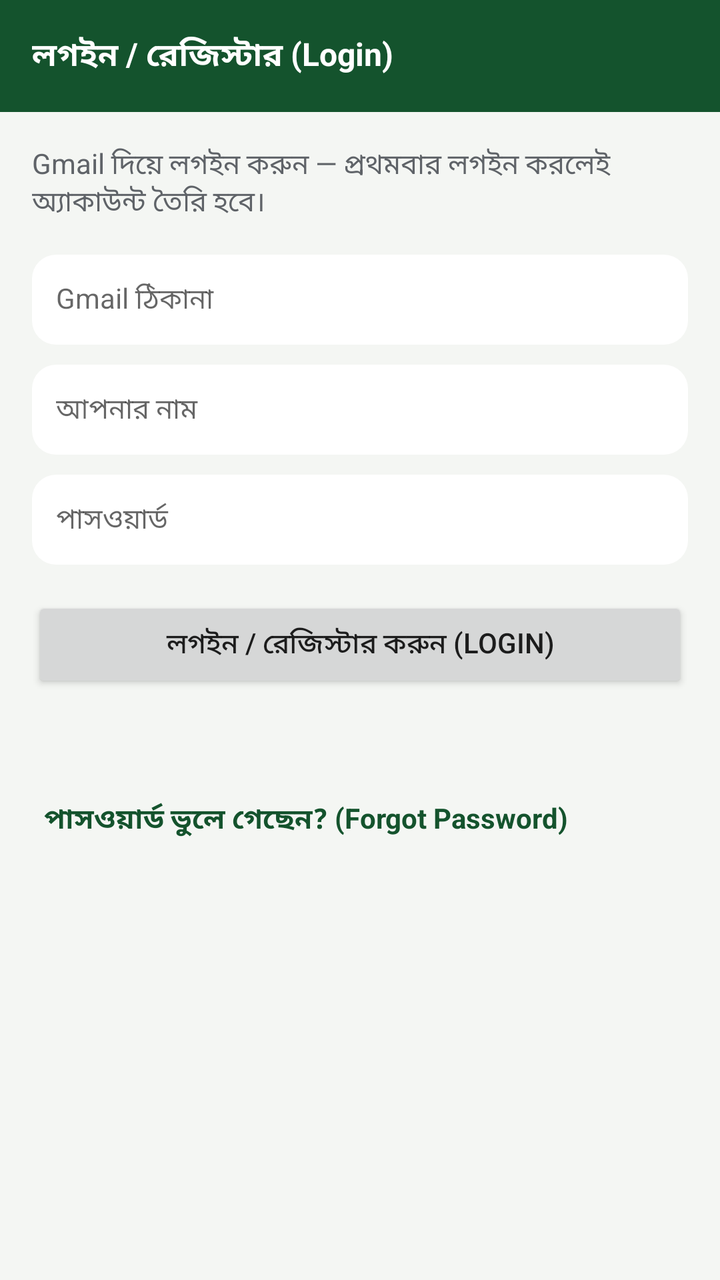
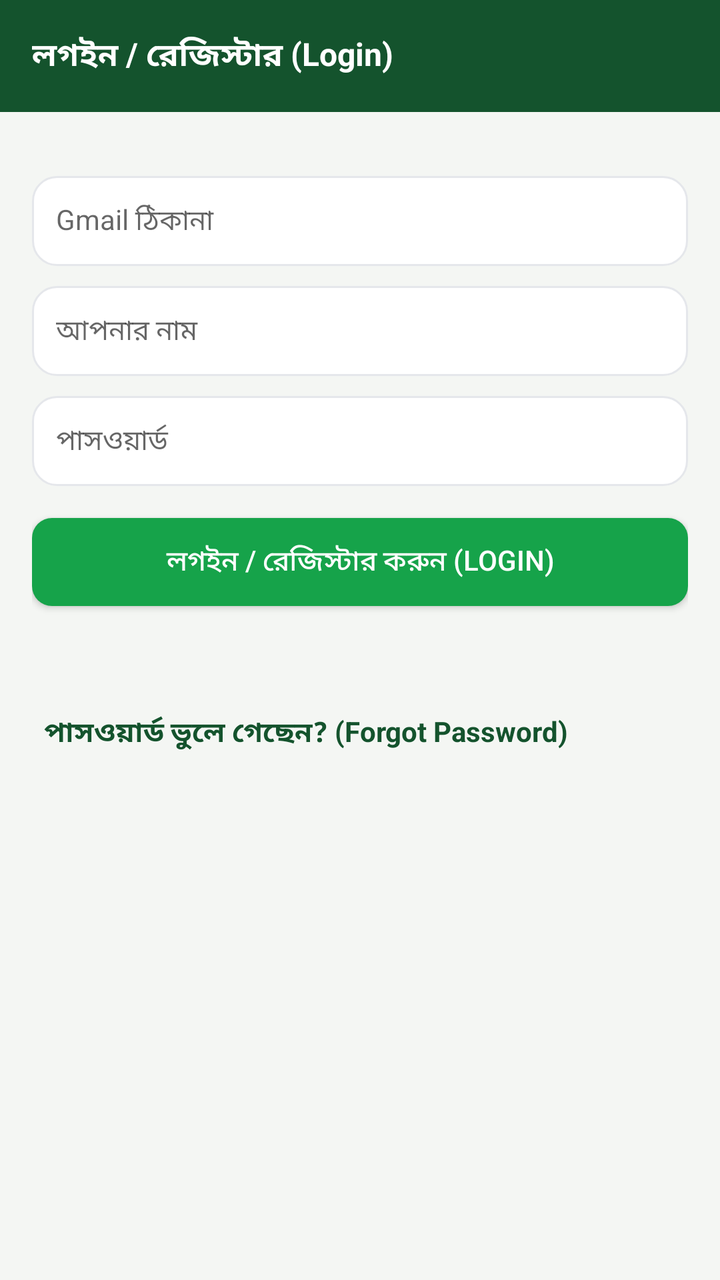

Two renders of the same Android screen: before a commit and after it. Below are the layout's source before the change and the commit's diff.
<!-- AndroidManifest.xml: application theme AppTheme -->
<!-- res/layout/activity_login.xml -->
<?xml version="1.0" encoding="utf-8"?>
<LinearLayout xmlns:android="http://schemas.android.com/apk/res/android"
    android:layout_width="match_parent"
    android:layout_height="match_parent"
    android:orientation="vertical"
    android:background="@color/bg"
    android:fitsSystemWindows="true">

    <android.widget.Toolbar
        android:id="@+id/toolbar"
        android:layout_width="match_parent"
        android:layout_height="?android:attr/actionBarSize"
        android:background="@color/green_dark"
        android:titleTextColor="#ffffff"
        android:titleTextAppearance="@style/ToolbarTitle"
        android:title="@string/login_title" />

    <ScrollView
        android:layout_width="match_parent"
        android:layout_height="match_parent"
        android:fillViewport="true">
        <LinearLayout
            android:layout_width="match_parent"
            android:layout_height="wrap_content"
            android:orientation="vertical"
            android:padding="16dp"
            android:paddingBottom="32dp">
            <TextView
                android:layout_width="wrap_content"
                android:layout_height="wrap_content"
                android:text="Gmail দিয়ে লগইন করুন — প্রথমবার লগইন করলেই অ্যাকাউন্ট তৈরি হবে।"
                android:textSize="14sp"
                android:textColor="@color/text_grey" />
            <EditText
                android:id="@+id/email"
                android:layout_width="match_parent"
                android:layout_height="wrap_content"
                android:hint="Gmail ঠিকানা"
                android:inputType="textEmailAddress"
                android:textSize="14sp"
                android:layout_marginTop="16dp"
                android:background="@drawable/card_bg"
                android:padding="12dp" />
            <EditText
                android:id="@+id/name"
                android:layout_width="match_parent"
                android:layout_height="wrap_content"
                android:hint="আপনার নাম"
                android:inputType="textPersonName"
                android:textSize="14sp"
                android:layout_marginTop="10dp"
                android:background="@drawable/card_bg"
                android:padding="12dp" />
            <EditText
                android:id="@+id/password"
                android:layout_width="match_parent"
                android:layout_height="wrap_content"
                android:hint="পাসওয়ার্ড"
                android:inputType="textPassword"
                android:textSize="14sp"
                android:layout_marginTop="10dp"
                android:background="@drawable/card_bg"
                android:padding="12dp" />
            <Button
                android:id="@+id/loginBtn"
                android:layout_width="match_parent"
                android:layout_height="wrap_content"
                android:text="লগইন / রেজিস্টার করুন (Login)"
                android:textSize="14sp"
                android:layout_marginTop="16dp" />
            <TextView
                android:id="@+id/status"
                android:layout_width="wrap_content"
                android:layout_height="wrap_content"
                android:layout_marginTop="10dp"
                android:textSize="14sp"
                android:textColor="@color/danger" />
            <TextView
                android:id="@+id/forgotLink"
                android:layout_width="wrap_content"
                android:layout_height="wrap_content"
                android:text="পাসওয়ার্ড ভুলে গেছেন? (Forgot Password)"
                android:textColor="@color/green_dark"
                android:textSize="14sp"
                android:textStyle="bold"
                android:layout_marginTop="18dp"
                android:padding="6dp" />

            <LinearLayout
                android:id="@+id/forgotPanel"
                android:layout_width="match_parent"
                android:layout_height="wrap_content"
                android:orientation="vertical"
                android:visibility="gone"
                android:background="@drawable/card_bg"
                android:padding="12dp"
                android:layout_marginTop="8dp">
                <TextView
                    android:layout_width="wrap_content"
                    android:layout_height="wrap_content"
                    android:text="Gmail-এ ৬ সংখ্যার কোড যাবে (১৫ মিনিট কার্যকর)।"
                    android:textSize="13sp"
                    android:textColor="@color/text_grey" />
                <EditText
                    android:id="@+id/fpCode"
                    android:layout_width="match_parent"
                    android:layout_height="wrap_content"
                    android:hint="৬ সংখ্যার কোড"
                    android:inputType="number"
                    android:textSize="14sp"
                    android:layout_marginTop="10dp"
                    android:background="@color/bg"
                    android:padding="10dp" />
                <EditText
                    android:id="@+id/fpNewPass"
                    android:layout_width="match_parent"
                    android:layout_height="wrap_content"
                    android:hint="নতুন পাসওয়ার্ড (কমপক্ষে ৪ অক্ষর)"
                    android:inputType="textPassword"
                    android:textSize="14sp"
                    android:layout_marginTop="10dp"
                    android:background="@color/bg"
                    android:padding="10dp" />
                <Button
                    android:id="@+id/fpSendBtn"
                    android:layout_width="match_parent"
                    android:layout_height="wrap_content"
                    android:text="কোড পাঠান (Send Code)"
                    android:textSize="14sp"
                    android:layout_marginTop="10dp" />
                <Button
                    android:id="@+id/fpVerifyBtn"
                    android:layout_width="match_parent"
                    android:layout_height="wrap_content"
                    android:text="কোড দিয়ে পাসওয়ার্ড বদলান (Reset Password)"
                    android:textSize="14sp"
                    android:layout_marginTop="8dp" />
                <TextView
                    android:id="@+id/fpStatus"
                    android:layout_width="wrap_content"
                    android:layout_height="wrap_content"
                    android:textSize="14sp"
                    android:layout_marginTop="8dp" />
            </LinearLayout>
        </LinearLayout>
    </ScrollView>
</LinearLayout>
<!-- resources referenced by this layout -->
<resources>
  <color name="bg">#f4f6f3</color>
  <color name="danger">#b91c1c</color>
  <color name="green_dark">#14532d</color>
  <color name="text_grey">#5f6368</color>
  <!-- drawable card_bg (drawable) -->
  <?xml version="1.0" encoding="utf-8"?>
  <shape xmlns:android="http://schemas.android.com/apk/res/android"
      android:shape="rectangle">
      <solid android:color="#ffffff" />
      <corners android:radius="12dp" />
  </shape>
  <string name="login_title">লগইন / রেজিস্টার (Login)</string>
  <style name="ToolbarTitle">
          <item name="android:textSize">16sp</item>
          <item name="android:textStyle">bold</item>
      </style>
  <style name="AppTheme" parent="android:Theme.Material.Light.NoActionBar">
          <item name="android:colorPrimary">@color/green_dark</item>
          <item name="android:colorPrimaryDark">@color/green_dark</item>
          <item name="android:colorAccent">@color/green</item>
          <item name="android:windowBackground">@color/bg</item>
      </style>
  <color name="green">#16a34a</color>
</resources>

<!-- the commit's change to res/layout/activity_login.xml (unified diff, before → after) -->
@@ -25,12 +25,6 @@
             android:orientation="vertical"
             android:padding="16dp"
             android:paddingBottom="32dp">
-            <TextView
-                android:layout_width="wrap_content"
-                android:layout_height="wrap_content"
-                android:text="Gmail দিয়ে লগইন করুন — প্রথমবার লগইন করলেই অ্যাকাউন্ট তৈরি হবে।"
-                android:textSize="14sp"
-                android:textColor="@color/text_grey" />
             <EditText
                 android:id="@+id/email"
                 android:layout_width="match_parent"
@@ -64,10 +58,14 @@
             <Button
                 android:id="@+id/loginBtn"
                 android:layout_width="match_parent"
-                android:layout_height="wrap_content"
+                android:layout_height="44dp"
                 android:text="লগইন / রেজিস্টার করুন (Login)"
                 android:textSize="14sp"
-                android:layout_marginTop="16dp" />
+                android:layout_marginTop="16dp"
+                android:minHeight="0dp"
+                android:background="@drawable/btn_primary"
+                android:textColor="#ffffff"
+            />
             <TextView
                 android:id="@+id/status"
                 android:layout_width="wrap_content"
@@ -95,12 +93,6 @@
                 android:background="@drawable/card_bg"
                 android:padding="12dp"
                 android:layout_marginTop="8dp">
-                <TextView
-                    android:layout_width="wrap_content"
-                    android:layout_height="wrap_content"
-                    android:text="Gmail-এ ৬ সংখ্যার কোড যাবে (১৫ মিনিট কার্যকর)।"
-                    android:textSize="13sp"
-                    android:textColor="@color/text_grey" />
                 <EditText
                     android:id="@+id/fpCode"
                     android:layout_width="match_parent"
@@ -124,17 +116,25 @@
                 <Button
                     android:id="@+id/fpSendBtn"
                     android:layout_width="match_parent"
-                    android:layout_height="wrap_content"
+                    android:layout_height="40dp"
                     android:text="কোড পাঠান (Send Code)"
                     android:textSize="14sp"
-                    android:layout_marginTop="10dp" />
+                    android:layout_marginTop="10dp"
+                android:minHeight="0dp"
+                android:background="@drawable/btn_secondary"
+                android:textColor="@color/green_dark"
+            />
                 <Button
                     android:id="@+id/fpVerifyBtn"
                     android:layout_width="match_parent"
-                    android:layout_height="wrap_content"
+                    android:layout_height="40dp"
                     android:text="কোড দিয়ে পাসওয়ার্ড বদলান (Reset Password)"
                     android:textSize="14sp"
-                    android:layout_marginTop="8dp" />
+                    android:layout_marginTop="8dp"
+                android:minHeight="0dp"
+                android:background="@drawable/btn_secondary"
+                android:textColor="@color/green_dark"
+            />
                 <TextView
                     android:id="@+id/fpStatus"
                     android:layout_width="wrap_content"
<!-- resource entries referenced after the edit -->
@@ -3,12 +3,27 @@
   <color name="bg">#f4f6f3</color>
   <color name="danger">#b91c1c</color>
   <color name="green_dark">#14532d</color>
-  <color name="text_grey">#5f6368</color>
+  <!-- drawable btn_primary (drawable) -->
+  <?xml version="1.0" encoding="utf-8"?>
+  <shape xmlns:android="http://schemas.android.com/apk/res/android"
+      android:shape="rectangle">
+      <solid android:color="@color/green" />
+      <corners android:radius="10dp" />
+  </shape>
+  <!-- drawable btn_secondary (drawable) -->
+  <?xml version="1.0" encoding="utf-8"?>
+  <shape xmlns:android="http://schemas.android.com/apk/res/android"
+      android:shape="rectangle">
+      <solid android:color="#ffffff" />
+      <stroke android:width="1.5dp" android:color="@color/green" />
+      <corners android:radius="10dp" />
+  </shape>
   <!-- drawable card_bg (drawable) -->
   <?xml version="1.0" encoding="utf-8"?>
   <shape xmlns:android="http://schemas.android.com/apk/res/android"
       android:shape="rectangle">
       <solid android:color="#ffffff" />
+      <stroke android:width="1dp" android:color="#E5E7EB" />
       <corners android:radius="12dp" />
   </shape>
   <string name="login_title">লগইন / রেজিস্টার (Login)</string>
